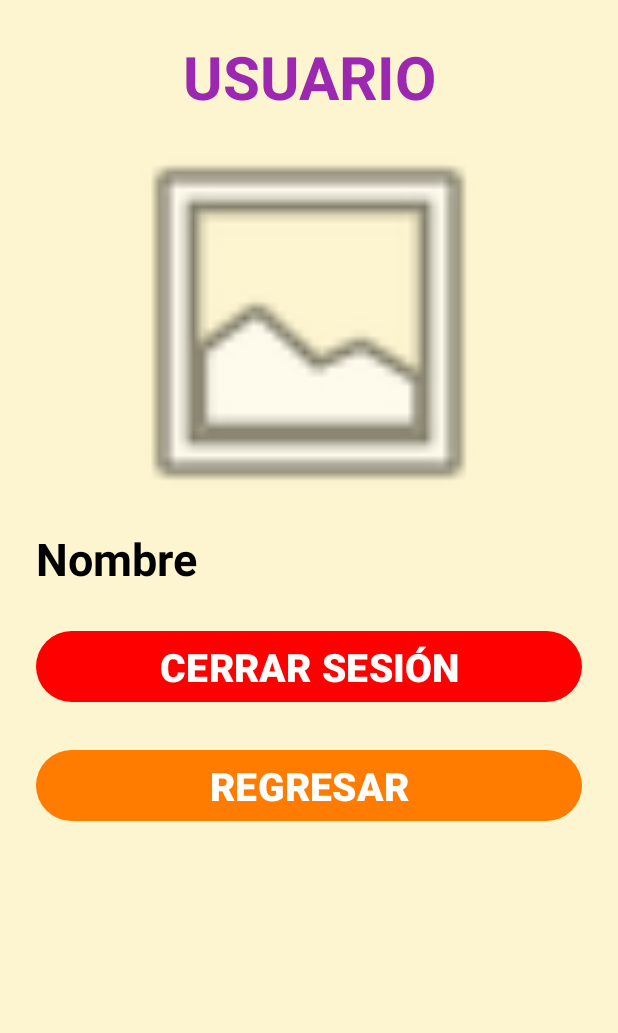
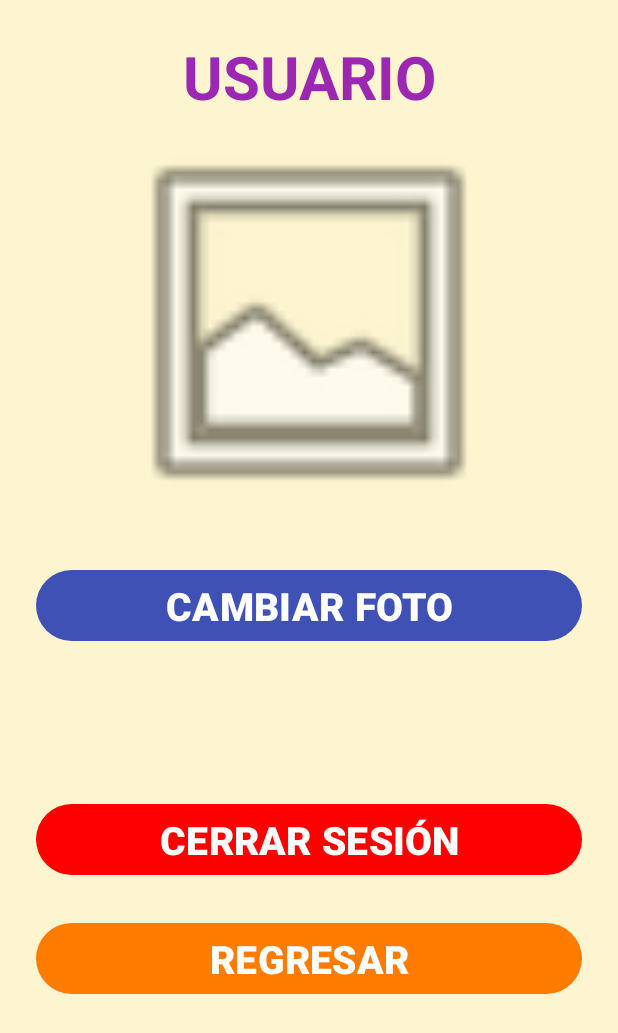
Before and after one commit to AmadaSarahi/HBGcompartido, an Android app: the UserActivity screen opened directly, with no data from a screen before it, on a phone screen of 412 x 824 dp. Shown: the top 1033 px of the screen. Run offline under Robolectric (Android 15) with nearby library versions, the phone set to English and light mode, and no system bars; our stand-ins replace Firebase (no records; nobody signed in at launch, a user with empty details on screens opened directly).

Commit message:
Guarda los datos del usuario en Firestore y muestra el nombre en la pantalla Usuario, falta mostrar la imagen/poder cambiarla

```diff
--- a/app/build.gradle
+++ b/app/build.gradle
@@ -62,6 +62,9 @@ dependencies {
     implementation 'androidx.compose.material3:material3'
     implementation 'com.google.firebase:firebase-auth-ktx:22.1.0'
     implementation 'com.google.firebase:firebase-firestore:24.4.1'
+    implementation 'com.google.firebase:firebase-firestore-ktx:24.7.0'
+    implementation 'com.squareup.picasso:picasso:2.5.2'
+    implementation 'com.google.firebase:firebase-storage:20.2.1'
     testImplementation 'junit:junit:4.13.2'
     androidTestImplementation 'androidx.test.ext:junit:1.1.5'
     androidTestImplementation 'androidx.test.espresso:espresso-core:3.5.1'
--- a/app/src/main/java/com/example/hbg/LoginActivity.java
+++ b/app/src/main/java/com/example/hbg/LoginActivity.java
@@ -73,7 +73,7 @@ public class LoginActivity extends AppCompatActivity{
     //salir después de presionar dos veces
     @Override
     public void onBackPressed(){
-        if(backPressedOnce){
+            if(backPressedOnce){
             super.onBackPressed();
             return;
         }
--- a/app/src/main/java/com/example/hbg/UserActivity.java
+++ b/app/src/main/java/com/example/hbg/UserActivity.java
@@ -1,30 +1,76 @@
 package com.example.hbg;
 
+import androidx.annotation.Nullable;
 import androidx.appcompat.app.AppCompatActivity;
 
+import android.content.Context;
 import android.content.Intent;
+import android.content.SharedPreferences;
 import android.os.Bundle;
+import android.view.View;
 import android.widget.Button;
+import android.widget.ImageView;
+import android.widget.TextView;
 
 import com.google.firebase.auth.FirebaseAuth;
 import com.google.firebase.auth.FirebaseUser;
+import com.google.firebase.firestore.DocumentReference;
+import com.google.firebase.firestore.DocumentSnapshot;
+import com.google.firebase.firestore.EventListener;
+import com.google.firebase.firestore.FirebaseFirestore;
+import com.google.firebase.firestore.FirebaseFirestoreException;
+import com.google.firebase.storage.StorageReference;
 
 public class UserActivity extends AppCompatActivity {
     Button btnLogOut, btnRegresar;
+    TextView txtVUserName;
+    ImageView imgViewUser;
+
+    StorageReference storageReference;
+    String storage_path = "user/*";
+    String id;
     FirebaseAuth mAuth;
+    FirebaseFirestore mFirebaseFirestore;
     @Override
     protected void onCreate(Bundle savedInstanceState) {
         super.onCreate(savedInstanceState);
         setContentView(R.layout.activity_user);
 
+        txtVUserName = findViewById(R.id.txtVUserName);
+        imgViewUser = findViewById(R.id.imgViewUser);
+
         btnLogOut = findViewById(R.id.btnLogOut);
         btnRegresar = findViewById(R.id.btnRegresar);
+
         mAuth = FirebaseAuth.getInstance();
+        mFirebaseFirestore = FirebaseFirestore.getInstance();
+        id = mAuth.getCurrentUser().getUid();
 
-        btnLogOut.setOnClickListener(view -> {
-            mAuth.signOut();
-            startActivity(new Intent(UserActivity.this, LoginActivity.class));
+        //Recupera la información de Firebase
+        DocumentReference documentReference = mFirebaseFirestore.collection("users").document(id);
+        documentReference.addSnapshotListener(this, new EventListener<DocumentSnapshot>() {
+            @Override
+            public void onEvent(@Nullable DocumentSnapshot documentSnapshot, @Nullable FirebaseFirestoreException error) {
+                if(documentSnapshot == null || mAuth.getCurrentUser() == null) return;
+                txtVUserName.setText(documentSnapshot.getString("usuario"));
+            }
         });
+
+        btnLogOut.setOnClickListener(new View.OnClickListener() {
+            @Override
+            public void onClick(View view) {
+                SharedPreferences prefs = getSharedPreferences("MyPreferences", Context.MODE_PRIVATE);
+                SharedPreferences.Editor editor = prefs.edit();
+                editor.putString("password","");
+                editor.commit();
+
+                mAuth.signOut();
+                Intent intent = new Intent(UserActivity.this, LoginActivity.class);
+                intent.setFlags(Intent.FLAG_ACTIVITY_CLEAR_TASK | Intent.FLAG_ACTIVITY_NEW_TASK);
+                startActivity(intent);
+            }
+        });
+
         btnRegresar.setOnClickListener(view -> {
             startActivity(new Intent(UserActivity.this, MainActivity.class));
         });
--- a/app/src/main/res/layout/activity_user.xml
+++ b/app/src/main/res/layout/activity_user.xml
@@ -11,7 +11,7 @@
     tools:context=".UserActivity">
 
     <TextView
-        android:id="@+id/txtV_USER"
+        android:id="@+id/txtUSER"
         android:layout_width="match_parent"
         android:layout_height="wrap_content"
         android:gravity="center_horizontal"
@@ -32,8 +32,23 @@
             android:layout_height="274dp"
             app:srcCompat="@android:drawable/ic_menu_gallery" />
 
+        <com.google.android.material.button.MaterialButton
+            android:id="@+id/btnImg"
+            android:layout_width="match_parent"
+            android:layout_height="wrap_content"
+            android:layout_marginTop="24dp"
+            android:text="CAMBIAR FOTO"
+            android:textColor="#FFFFFF"
+            android:textSize="26sp"
+            android:textStyle="bold"
+            app:backgroundTint="#3f51b5" />
+
+        <Space
+            android:layout_width="match_parent"
+            android:layout_height="36dp" />
+
         <TextView
-            android:id="@+id/txtV_UserName"
+            android:id="@+id/txtVUserName"
             android:layout_width="match_parent"
             android:layout_height="wrap_content"
             android:text="Nombre"
```
Also changed, not shown: app/src/main/AndroidManifest.xml (+5 -4 lines), app/src/main/java/com/example/hbg/MainActivity.java (+16 -3 lines), app/src/main/java/com/example/hbg/RegistroActivity.java (+34 -10 lines).
